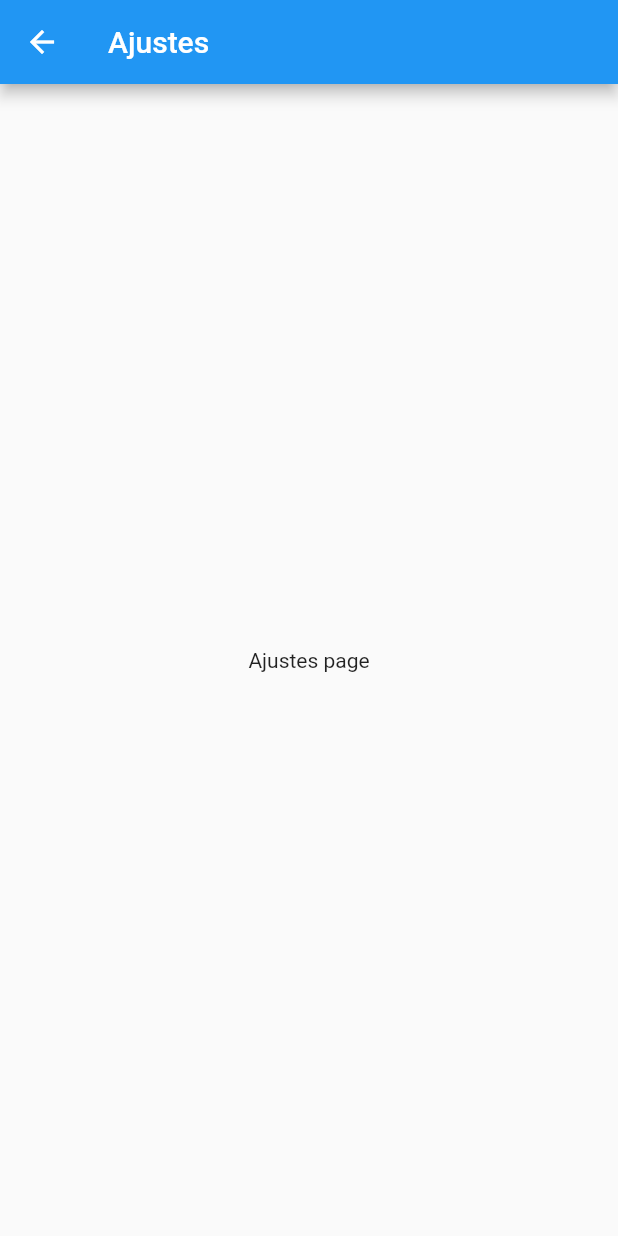
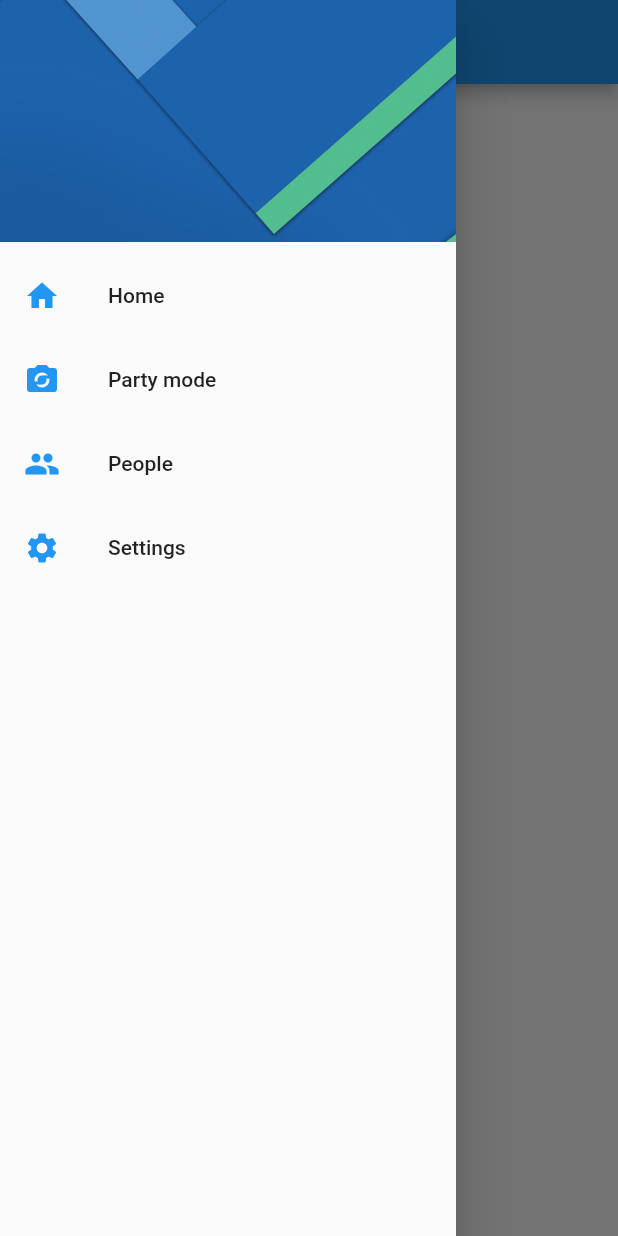
Before and after one commit to gilmarsanchez8/flutter-app-preferences, a Flutter app: the SettingsPage screen opened by its route, with the side drawer open (before the commit the screen has no drawer), on a phone screen of 412 x 824 dp. Run offline on Flutter 3.47's test engine with Material 2 defaults, Android fonts, the phone set to English and light mode, and no system bars.

Commit message:
Crear menu en todas las pantallas

```diff
--- a/lib/src/pages/settings_page.dart
+++ b/lib/src/pages/settings_page.dart
@@ -1,4 +1,5 @@
 import 'package:flutter/material.dart';
+import 'package:flutter_app_preferences/src/widgets/menu_widget.dart';
 
 class SettingsPage extends StatelessWidget {
   static final String routeName = 'settings';
@@ -8,6 +9,7 @@ class SettingsPage extends StatelessWidget {
       appBar: AppBar(
         title: Text('Ajustes'),
       ),
+      drawer: MenuWidget(),
       body: Center(
         child: Text('Ajustes page'),
       ),
--- /dev/null
+++ b/lib/src/widgets/menu_widget.dart
@@ -0,0 +1,46 @@
+import 'package:flutter/material.dart';
+import 'package:flutter_app_preferences/src/pages/home_page.dart';
+import 'package:flutter_app_preferences/src/pages/settings_page.dart';
+
+class MenuWidget extends StatelessWidget {
+  @override
+  Widget build(BuildContext context) {
+    return Drawer(
+      child: ListView(
+        padding: EdgeInsets.zero,
+        children: [
+          DrawerHeader(
+            child: Container(),
+            decoration: BoxDecoration(
+                image: DecorationImage(
+                    image: AssetImage('assets/menu-img.jpg'),
+                    fit: BoxFit.cover)),
+          ),
+          ListTile(
+            leading: Icon(Icons.home, color: Colors.blue),
+            title: Text('Home'),
+            onTap: () => Navigator.pushReplacementNamed(context, HomePage.routeName),
+          ),
+          ListTile(
+            leading: Icon(Icons.party_mode, color: Colors.blue),
+            title: Text('Party mode'),
+            onTap: () {},
+          ),
+          ListTile(
+            leading: Icon(Icons.people, color: Colors.blue),
+            title: Text('People'),
+            onTap: () {},
+          ),
+          ListTile(
+            leading: Icon(Icons.settings, color: Colors.blue),
+            title: Text('Settings'),
+            onTap: () => {
+              //Navigator.pop(context),
+              Navigator.pushReplacementNamed(context, SettingsPage.routeName),
+            }
+          ),
+        ],
+      ),
+    );
+  }
+}
```
Also changed, not shown: lib/src/pages/home_page.dart (+2 -42 lines).
